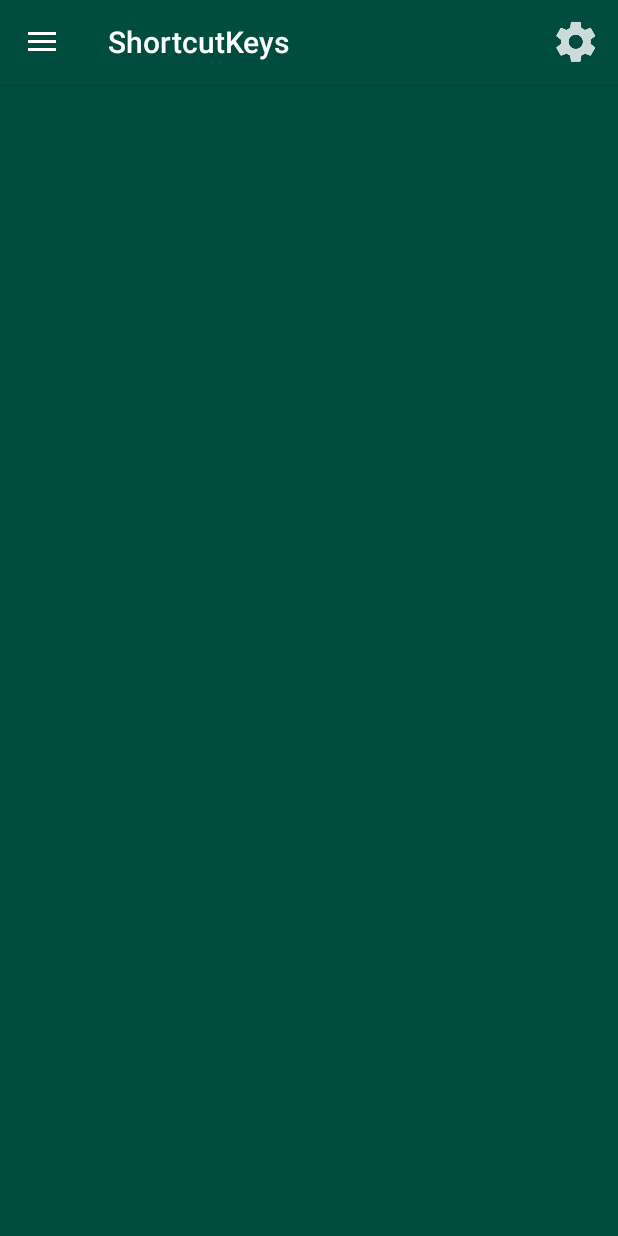
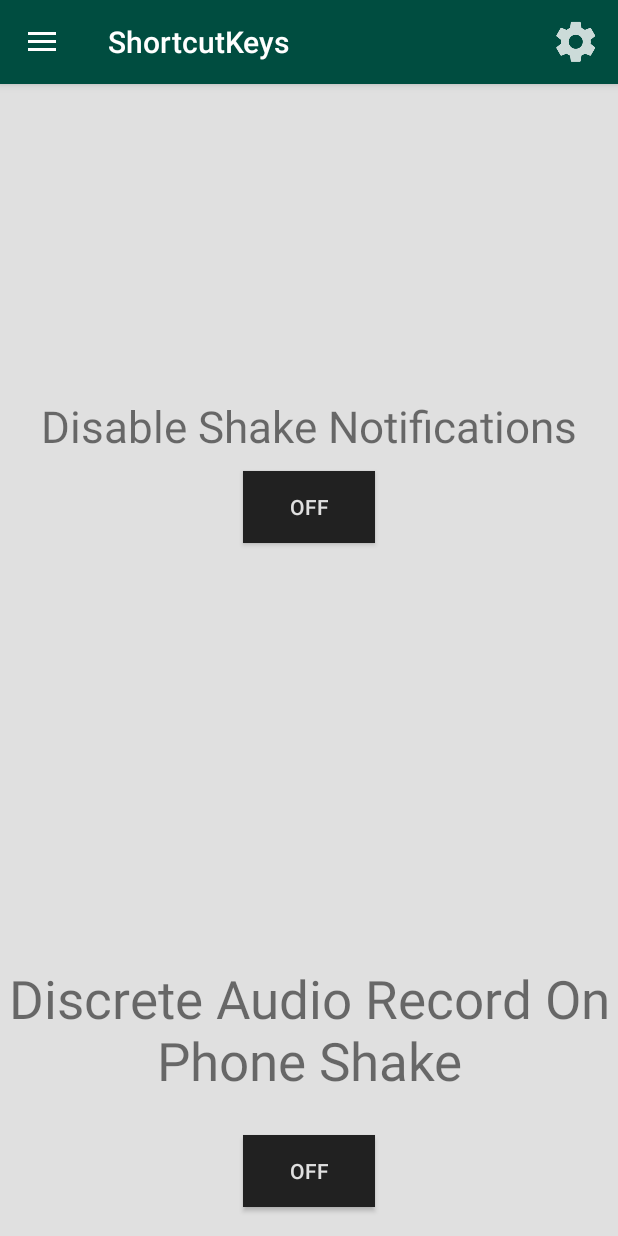
Before and after one commit to arjunarao619/Beacon, an Android app: the ShortcutKeys screen opened directly, with no data from a screen before it, on a phone screen of 412 x 824 dp. Run offline under Robolectric (Android 15) with nearby library versions, the phone set to English and light mode, and no system bars.

Commit message:
Shortcut Keys - In Progress (Database)

```diff
--- a/app/src/main/java/com/example/arjunrao/beacon/Beacon_Database.java
+++ b/app/src/main/java/com/example/arjunrao/beacon/Beacon_Database.java
@@ -35,6 +35,14 @@ public class Beacon_Database extends SQLiteOpenHelper {
                 + "NUMBER TEXT);";
         db.execSQL(table_contacts_create);
 
+        String table_shortcut_options = "CREATE TABLE OPTIONS(_id INTEGER PRIMARY KEY AUTOINCREMENT, " +
+                "ISDISCRETE TEXT, "
+                 + "ISLOUD TEXT, "
+                + "ISRECORD TEXT);";
+        db.execSQL(table_shortcut_options);
+
+
+
 
 
 
--- a/app/src/main/java/com/example/arjunrao/beacon/ShortcutKeys.java
+++ b/app/src/main/java/com/example/arjunrao/beacon/ShortcutKeys.java
@@ -5,6 +5,7 @@ import android.content.Context;
 import android.content.DialogInterface;
 import android.content.Intent;
 import android.content.res.Configuration;
+import android.database.sqlite.SQLiteDatabase;
 import android.os.Bundle;
 import android.support.v4.widget.DrawerLayout;
 import android.support.v7.app.ActionBarDrawerToggle;
@@ -16,10 +17,15 @@ import android.view.MenuInflater;
 import android.view.MenuItem;
 import android.view.View;
 import android.widget.AdapterView;
+import android.widget.CompoundButton;
+import android.widget.FrameLayout;
 import android.widget.ListView;
+import android.widget.RadioButton;
+import android.widget.ToggleButton;
 
 public class ShortcutKeys extends AppCompatActivity {
-
+boolean DISABLE_SHAKE = true;
+    SQLiteDatabase db;
     private class DrawerItemClickListener implements ListView.OnItemClickListener {
 
         @Override
@@ -48,6 +54,36 @@ public class ShortcutKeys extends AppCompatActivity {
     protected void onCreate(Bundle savedInstanceState) {
         super.onCreate(savedInstanceState);
         setContentView(R.layout.activity_shortcut_keys);
+
+        Beacon_Database optionsHelper = new Beacon_Database(ShortcutKeys.this);
+        db = optionsHelper.getReadableDatabase();
+
+
+
+        final FrameLayout optionsFrame = (FrameLayout) findViewById(R.id.optionsFrame);
+        optionsFrame.setVisibility(View.GONE);
+
+       final RadioButton radioDiscrete = (RadioButton) findViewById(R.id.is_discrete);
+       final  RadioButton radioLoud = (RadioButton) findViewById(R.id.is_loud);
+
+        ToggleButton toggle = (ToggleButton) findViewById(R.id.disable_shake);
+        toggle.setOnCheckedChangeListener(new CompoundButton.OnCheckedChangeListener() {
+            public void onCheckedChanged(CompoundButton buttonView, boolean isChecked) {
+                if (isChecked) {
+                    DISABLE_SHAKE = true;
+                    optionsFrame.setVisibility(View.VISIBLE);
+
+                    radioDiscrete.setChecked(true);
+                } else {
+                   DISABLE_SHAKE = false;
+                    optionsFrame.setVisibility(View.GONE);
+
+                    radioDiscrete.setChecked(false);
+                    radioLoud.setChecked(false);
+
+                }
+            }
+        });
 
         ActionBar actionBar = getActionBar();
         if (actionBar != null) {
@@ -95,15 +131,30 @@ public class ShortcutKeys extends AppCompatActivity {
 
         drawerLayout.addDrawerListener(drawerToggle);
 
-        AlertDialog.Builder alertdialog = new AlertDialog.Builder(ShortcutKeys.this);
-        alertdialog.setTitle("Shorcut Key");
-        alertdialog.setPositiveButton("Yes", new DialogInterface.OnClickListener() {
-            @Override
-            public void onClick(DialogInterface dialogInterface, int i) {
-                dialogInterface.dismiss();
-            }
-        });
-        alertdialog.show();
+
+
+
+
+
+    }
+
+    public void onNotif(View view){
+
+
+        boolean checked = ((RadioButton)view).isChecked();
+
+        switch(view.getId()){
+            case R.id.is_discrete:
+                if(checked){
+
+                }
+
+            case R.id.is_loud:
+                if(checked){
+
+                }
+
+        }
     }
 
 
@@ -214,4 +265,6 @@ public class ShortcutKeys extends AppCompatActivity {
         }
         return true;
     }
+
+    //TODO BEACON DATABASE WITH OPTIONS, VALIDATE IN ON RESTART, ON PAUSE AND ON DESTROY METHOD
 }
--- a/app/src/main/res/layout/content_shortcut_keys.xml
+++ b/app/src/main/res/layout/content_shortcut_keys.xml
@@ -1,16 +1,143 @@
 <?xml version="1.0" encoding="utf-8"?>
-<RelativeLayout xmlns:android="http://schemas.android.com/apk/res/android"
-    xmlns:app="http://schemas.android.com/apk/res-auto"
-    xmlns:tools="http://schemas.android.com/tools"
-    android:id="@+id/content_shortcut_keys"
-    android:layout_width="match_parent"
+<RelativeLayout android:layout_width="match_parent"
+    xmlns:android="http://schemas.android.com/apk/res/android"
     android:layout_height="match_parent"
-    android:paddingBottom="@dimen/activity_vertical_margin"
-    android:paddingLeft="@dimen/activity_horizontal_margin"
-    android:paddingRight="@dimen/activity_horizontal_margin"
-    android:paddingTop="@dimen/activity_vertical_margin"
-    app:layout_behavior="@string/appbar_scrolling_view_behavior"
-    tools:context="com.example.arjunrao.locationbroadcaster.ShortcutKeys"
-    tools:showIn="@layout/activity_shortcut_keys">
+    android:paddingTop="48dp"
+    android:paddingBottom="3dp"
+    android:background="#e0e0e0"
+
+
+    >
+
+
+    <FrameLayout
+        android:layout_width="wrap_content"
+        android:layout_height="wrap_content"
+        android:layout_alignParentBottom="true"
+       android:layout_centerHorizontal="true"
+      >
+
+        <TextView
+            android:layout_width="wrap_content"
+            android:paddingTop="16dp"
+            android:layout_height="wrap_content"
+            android:text="Discrete Audio Record On Phone Shake"
+            android:textAlignment="center"
+            android:textSize="35sp"
+            android:paddingBottom="90dp"/>
+
+        <ToggleButton
+            android:layout_width="wrap_content"
+            android:layout_height="wrap_content"
+            android:layout_marginBottom="16dp"
+            android:background="#212121"
+
+            android:textColor="#e0e0e0"
+            android:id = "@+id/toggle_record"
+            android:layout_gravity="bottom|center_horizontal"/>
+
+
+
+    </FrameLayout>
+
+    <FrameLayout
+        android:layout_width="match_parent"
+        android:layout_height="wrap_content"
+        android:background="#e0e0e0"
+        android:paddingEnd="16dp"
+        android:paddingStart="16dp"
+
+        android:id = "@+id/optionsFrame"
+        android:layout_alignParentTop="true"
+        android:layout_alignParentStart="true">
+
+
+
+        <TextView
+            android:layout_marginStart="8dp"
+            android:layout_width="wrap_content"
+            android:layout_height="wrap_content"
+            android:paddingTop="20dp"
+            android:text="Send Discrete
+  Notification"
+
+            android:textSize="25sp"/>
+
+        <TextView
+            android:layout_width="wrap_content"
+            android:layout_height="wrap_content"
+            android:layout_gravity="end"
+            android:paddingTop="20dp"
+            android:text=" Send Loud
+Notification"
+
+            android:layout_marginEnd="16dp"
+            android:layout_marginStart="10dp"
+            android:textSize="25sp"/>
+
+        <ImageButton
+            android:layout_width="wrap_content"
+            android:layout_height="wrap_content"
+            android:src="@drawable/info"
+            android:id = "@+id/info"
+            android:layout_gravity="bottom|center_horizontal"/>
+
+        <RadioGroup
+            android:layout_width="match_parent"
+            android:layout_height="wrap_content"
+            android:layout_gravity="bottom|center_horizontal"
+            android:layout_marginTop="75dp"
+            android:orientation="horizontal"
+            android:paddingTop="20dp"
+            android:paddingBottom="20dp"
+            android:weightSum="1">
+            <RadioButton
+                android:layout_width="wrap_content"
+                android:layout_height="wrap_content"
+
+                android:layout_gravity="start|bottom"
+                android:id = "@+id/is_discrete"
+                android:onClick="onNotif"
+                android:layout_marginStart="60dp"/>
+            <RadioButton
+                android:layout_width="wrap_content"
+                android:layout_height="wrap_content"
+                android:layout_gravity="end|bottom"
+android:layout_marginStart="150dp"
+                android:id = "@+id/is_loud"
+                android:onClick="onNotif"
+                android:layout_weight="0.04" />
+
+        </RadioGroup>
+
+
+
+
+
+    </FrameLayout>
+
+    <FrameLayout
+        android:layout_width="match_parent"
+        android:layout_height="wrap_content"
+        android:layout_marginTop="150dp"
+        android:background="#e0e0e0">
+        <TextView
+            android:layout_width="wrap_content"
+            android:layout_height="wrap_content"
+            android:text="Disable Shake Notifications"
+            android:layout_gravity="center_horizontal"
+            android:layout_marginTop="10dp"
+            android:textSize="29sp"/>
+
+        <ToggleButton
+            android:layout_width="wrap_content"
+            android:layout_height="wrap_content"
+            android:layout_marginBottom="16dp"
+            android:background="#212121"
+            android:textColor="#e0e0e0"
+            android:id = "@+id/disable_shake"
+            android:layout_marginTop="60dp"
+            android:layout_gravity="bottom|center_horizontal"/>
+    </FrameLayout>
 
 </RelativeLayout>
```
Also changed, not shown: app/src/main/res/drawable-xhdpi/info.png (added).
